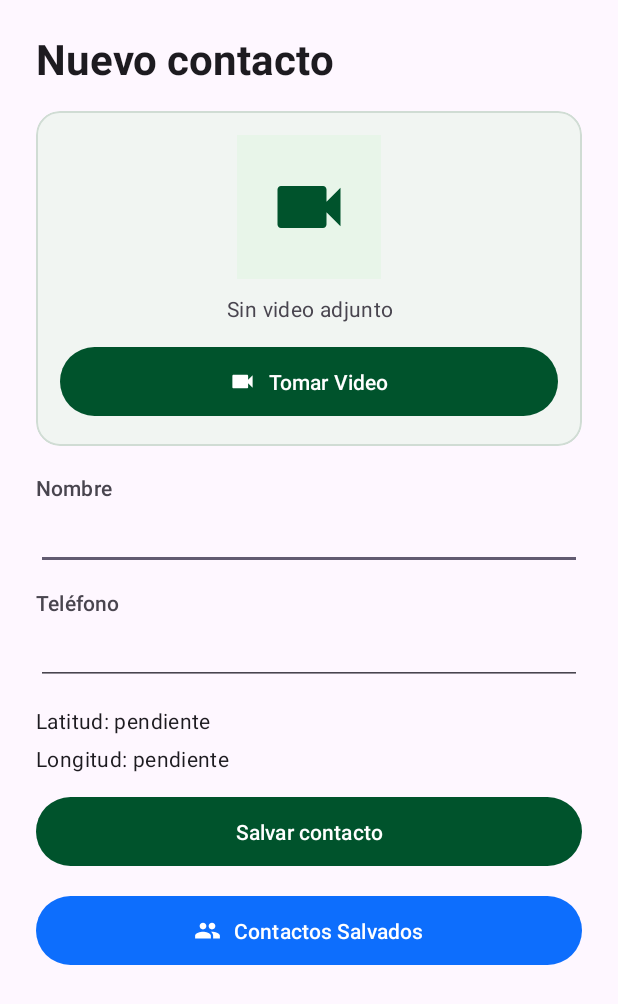
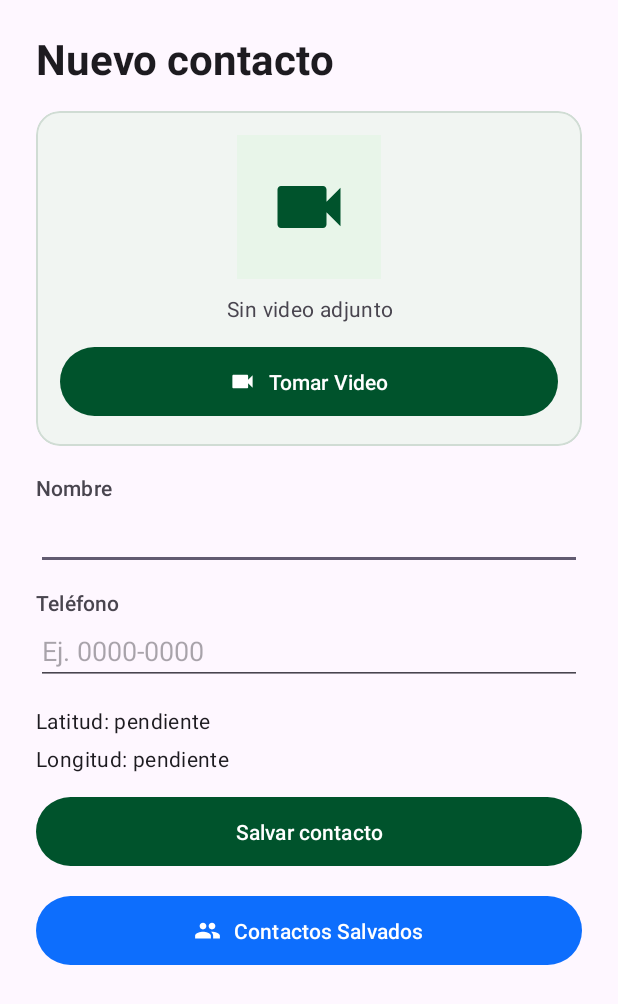
Before and after one commit to williambanegas/Examen2Parcial_Grupo3, an Android app: the screen it shows after launch (MainActivity), on a phone screen of 412 x 824 dp. Shown: the top 1004 px of the screen. Run offline under Robolectric (Android 15) with nearby library versions, the phone set to English and light mode, and no system bars.

Commit message:
Mejorar formulario de nuevo contacto

```diff
--- a/app/src/main/java/com/grupo3/examen/MainActivity.java
+++ b/app/src/main/java/com/grupo3/examen/MainActivity.java
@@ -9,6 +9,8 @@ import android.media.MediaMetadataRetriever;
 import android.net.Uri;
 import android.os.Bundle;
 import android.provider.MediaStore;
+import android.text.InputType;
+import android.text.method.TextKeyListener;
 import android.view.View;
 import android.widget.Button;
 import android.widget.EditText;
@@ -87,14 +89,6 @@ public class MainActivity extends AppCompatActivity {
                 }
             });
 
-    private final ActivityResultLauncher<String> elegirVideoPrueba = registerForActivityResult(
-            new ActivityResultContracts.GetContent(), uri -> {
-                if (uri != null) {
-                    validarYUsarVideo(uri);
-                    usarUbicacion(14.48, -88.78);
-                }
-            });
-
     private EditText nombre;
     private EditText telefono;
     private TextView latitud;
@@ -106,7 +100,6 @@ public class MainActivity extends AppCompatActivity {
     private ImageView iconoPlayVideo;
     private Button guardar;
     private Button contactosSalvados;
-    private Button prueba;
     private Button reintentar;
     private ProgressBar progreso;
 
@@ -125,6 +118,9 @@ public class MainActivity extends AppCompatActivity {
 
         nombre = findViewById(R.id.nombreContacto);
         telefono = findViewById(R.id.telefonoContacto);
+        // Mantener el teclado telefónico y validar el texto pegado completo.
+        telefono.setKeyListener(TextKeyListener.getInstance());
+        telefono.setRawInputType(InputType.TYPE_CLASS_PHONE);
         latitud = findViewById(R.id.latitudContacto);
         longitud = findViewById(R.id.longitudContacto);
         video = findViewById(R.id.videoContacto);
@@ -135,7 +131,6 @@ public class MainActivity extends AppCompatActivity {
         View contenedorIconoVideo = findViewById(R.id.contenedorIconoVideo);
         guardar = findViewById(R.id.salvarContacto);
         contactosSalvados = findViewById(R.id.contactosSalvados);
-        prueba = findViewById(R.id.cargarPrueba);
         reintentar = findViewById(R.id.reintentarGuardado);
         progreso = findViewById(R.id.progresoGuardado);
 
@@ -146,10 +141,6 @@ public class MainActivity extends AppCompatActivity {
         guardar.setOnClickListener(vista -> guardarContacto());
         contactosSalvados.setOnClickListener(vista -> abrirContactosSalvados());
         reintentar.setOnClickListener(vista -> guardarContacto());
-        if ((getApplicationInfo().flags & ApplicationInfo.FLAG_DEBUGGABLE) != 0) {
-            prueba.setVisibility(View.VISIBLE);
-            prueba.setOnClickListener(vista -> elegirVideoPrueba.launch("video/mp4"));
-        }
 
         if (savedInstanceState != null) {
             String uri = savedInstanceState.getString("videoUri");
@@ -240,6 +231,10 @@ public class MainActivity extends AppCompatActivity {
         }
 
         usarVideo(uri);
+        if ((getApplicationInfo().flags & ApplicationInfo.FLAG_DEBUGGABLE) != 0
+                && valorLatitud == null && valorLongitud == null) {
+            usarUbicacion(14.48, -88.78);
+        }
     }
 
     private void reproducirOIniciarVideo() {
@@ -336,6 +331,12 @@ public class MainActivity extends AppCompatActivity {
             telefono.requestFocus();
             return;
         }
+        String telefonoNormalizado = TelefonoContacto.normalizar(telefonoActual);
+        if (telefonoNormalizado == null) {
+            telefono.setError(getString(R.string.contacto_telefono_invalido));
+            telefono.requestFocus();
+            return;
+        }
         if (valorLatitud == null || valorLongitud == null) {
             estado.setText(R.string.contacto_falta_ubicacion);
             return;
@@ -346,7 +347,8 @@ public class MainActivity extends AppCompatActivity {
         }
 
         Uri uri = videoUri;
-        DatosContacto datos = new DatosContacto(nombreActual, telefonoActual, valorLatitud, valorLongitud);
+        DatosContacto datos = new DatosContacto(
+                nombreActual, telefonoNormalizado, valorLatitud, valorLongitud);
         mostrarCarga(true);
         estado.setText(R.string.contacto_guardando);
 
@@ -467,7 +469,6 @@ public class MainActivity extends AppCompatActivity {
         if (reproducirVideoLocal != null) {
             reproducirVideoLocal.setEnabled(!cargando);
         }
-        prueba.setEnabled(!cargando);
         nombre.setEnabled(!cargando);
         telefono.setEnabled(!cargando);
     }
--- a/app/src/main/res/layout/activity_main.xml
+++ b/app/src/main/res/layout/activity_main.xml
@@ -154,8 +154,8 @@
             android:id="@+id/telefonoContacto"
             android:layout_width="match_parent"
             android:layout_height="wrap_content"
+            android:hint="@string/contacto_telefono_ejemplo"
             android:inputType="phone"
-            android:maxLength="30"
             android:maxLines="1"
             android:singleLine="true" />
 
@@ -175,18 +175,6 @@
             android:layout_marginTop="6dp"
             android:text="@string/contacto_longitud_pendiente"
             android:textAppearance="?attr/textAppearanceBodyMedium" />
-
-        <!-- Botón Debug Cargar Prueba (mantenido) -->
-        <com.google.android.material.button.MaterialButton
-            android:id="@+id/cargarPrueba"
-            android:layout_width="match_parent"
-            android:layout_height="52dp"
-            android:layout_marginTop="16dp"
-            android:text="@string/contacto_cargar_prueba"
-            android:textColor="@color/white"
-            app:backgroundTint="@color/uth_green"
-            app:cornerRadius="26dp"
-            android:visibility="gone" />
 
         <!-- Botón Salvar Contacto -->
         <com.google.android.material.button.MaterialButton
--- a/app/src/main/res/values/contacto_strings.xml
+++ b/app/src/main/res/values/contacto_strings.xml
@@ -3,6 +3,7 @@
     <string name="contacto_titulo">Nuevo contacto</string>
     <string name="contacto_nombre">Nombre</string>
     <string name="contacto_telefono">Teléfono</string>
+    <string name="contacto_telefono_ejemplo">Ej. 0000-0000</string>
     <string name="contacto_latitud_pendiente">Latitud: pendiente</string>
     <string name="contacto_longitud_pendiente">Longitud: pendiente</string>
     <string name="contacto_latitud_valor">Latitud: %1$s</string>
@@ -16,16 +17,16 @@
     <string name="contacto_permisos_ajustes">Configuración</string>
     <string name="contacto_permisos_cancelar">Cancelar</string>
     <string name="contacto_video_duracion_excedida">El video no debe superar el límite de 20 segundos. Graba un clip más corto.</string>
-    <string name="contacto_cargar_prueba">Cargar MP4 y ubicación de prueba</string>
     <string name="contacto_salvar">Salvar contacto</string>
     <string name="contacto_ver_salvados">Contactos Salvados</string>
     <string name="contacto_reintentar">Reintentar</string>
     <string name="contacto_falta_nombre">Escribe el nombre.</string>
     <string name="contacto_falta_telefono">Escribe el teléfono.</string>
+    <string name="contacto_telefono_invalido">Escribe 8 dígitos de Honduras. Puedes incluir el prefijo +504.</string>
     <string name="contacto_falta_ubicacion">Falta la ubicación del contacto.</string>
-    <string name="contacto_video_requerido">Adjunta un video para guardar el contacto.</string>
+    <string name="contacto_video_requerido">Graba un video para guardar el contacto.</string>
     <string name="contacto_guardando">Guardando contacto…</string>
-    <string name="contacto_error_lectura">No se pudo leer el video. Selecciónalo o grábalo otra vez.</string>
+    <string name="contacto_error_lectura">No se pudo preparar el video. Intenta grabarlo otra vez.</string>
     <string name="contacto_video_grande">El video debe pesar como máximo 20 MB.</string>
     <string name="contacto_video_vacio">El video está vacío.</string>
     <string name="contacto_guardado">Contacto guardado. ID: %1$d</string>
```
Also changed, not shown: app/src/main/java/com/grupo3/examen/TelefonoContacto.java (added, +19 -0 lines).
